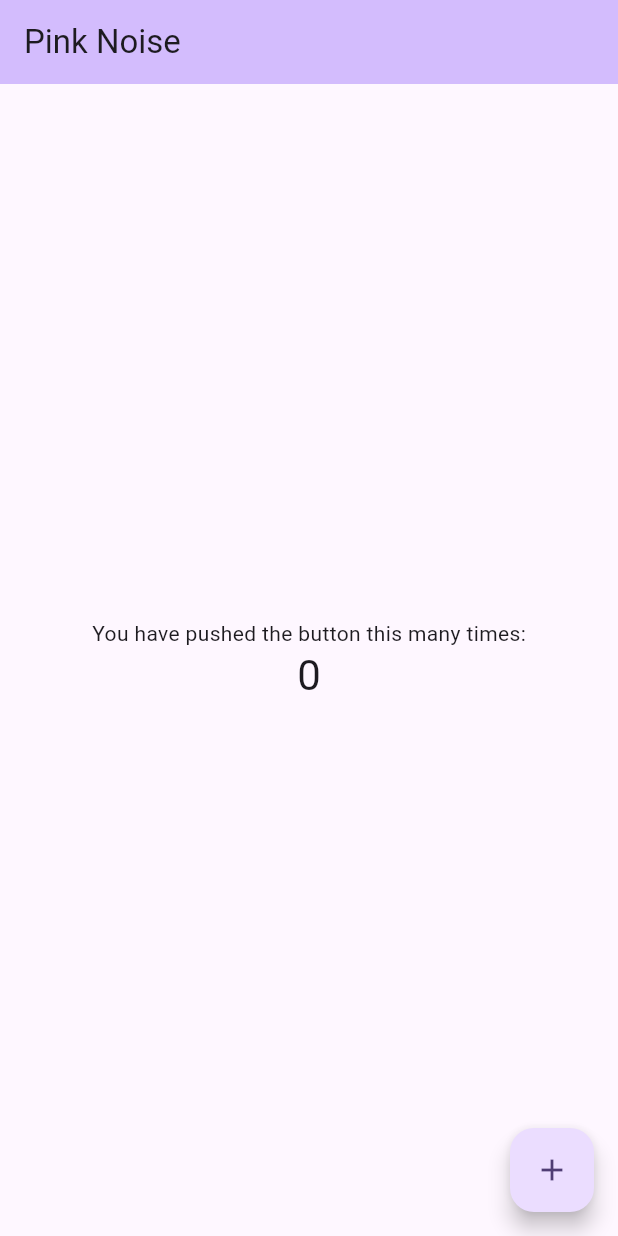
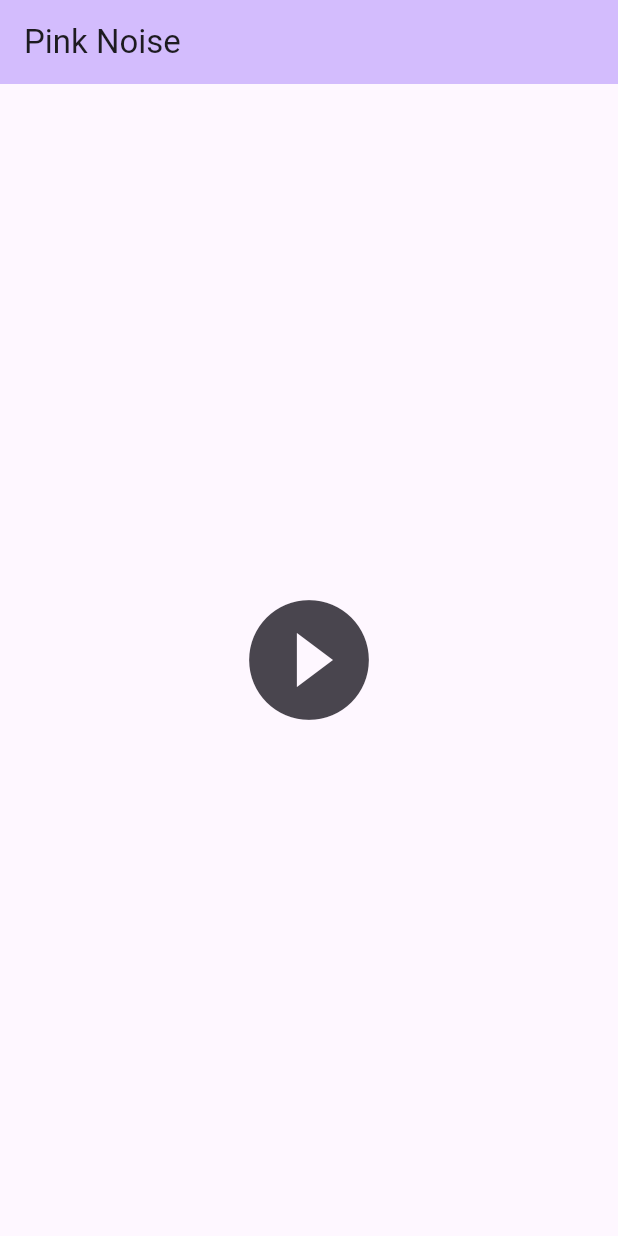
Before and after one commit to Nunocky/flutter_pink_noise, a Flutter app: the screen it shows after launch, on a phone screen of 412 x 824 dp. Run offline on Flutter 3.47's test engine with Material 2 defaults, Android fonts, the phone set to English and light mode, and no system bars.

Commit message:
再生ボタン

```diff
--- /dev/null
+++ b/lib/home_page/my_home_page.dart
@@ -0,0 +1,34 @@
+import 'package:flutter/material.dart';
+import './play_button.dart';
+
+/// ホームページ
+class MyHomePage extends StatefulWidget {
+  const MyHomePage({super.key});
+
+  @override
+  State<MyHomePage> createState() => _MyHomePageState();
+}
+
+class _MyHomePageState extends State<MyHomePage> {
+  bool isPlaying = false;
+
+  @override
+  Widget build(BuildContext context) {
+    return Scaffold(
+      appBar: AppBar(
+        backgroundColor: Theme.of(context).colorScheme.inversePrimary,
+        title: const Text("Pink Noise"),
+      ),
+      body: Center(
+        child: PlayButton(
+          isPlaying: isPlaying,
+          onClicked: () {
+            setState(() {
+              isPlaying = !isPlaying;
+            });
+          },
+        ),
+      ),
+    );
+  }
+}
--- /dev/null
+++ b/lib/home_page/play_button.dart
@@ -0,0 +1,21 @@
+import 'package:flutter/material.dart';
+
+/// 再生・停止ボタン
+class PlayButton extends StatelessWidget {
+  const PlayButton(
+      {super.key, required this.isPlaying, required this.onClicked});
+
+  final bool isPlaying;
+  final VoidCallback onClicked;
+
+  @override
+  Widget build(BuildContext context) {
+    return IconButton(
+      iconSize: 96,
+      icon: isPlaying
+          ? const Icon(Icons.pause_circle_filled)
+          : const Icon(Icons.play_circle_fill),
+      onPressed: onClicked,
+    );
+  }
+}
--- a/lib/main.dart
+++ b/lib/main.dart
@@ -1,6 +1,6 @@
 import 'package:flutter/material.dart';
 
-import 'my_home_page.dart';
+import 'home_page/my_home_page.dart';
 
 void main() {
   runApp(const MyApp());
--- a/lib/my_home_page.dart
+++ /dev/null
@@ -1,47 +0,0 @@
-import 'package:flutter/material.dart';
-
-class MyHomePage extends StatefulWidget {
-  const MyHomePage({super.key});
-
-  @override
-  State<MyHomePage> createState() => _MyHomePageState();
-}
-
-class _MyHomePageState extends State<MyHomePage> {
-  int _counter = 0;
-
-  void _incrementCounter() {
-    setState(() {
-      _counter++;
-    });
-  }
-
-  @override
-  Widget build(BuildContext context) {
-    return Scaffold(
-      appBar: AppBar(
-        backgroundColor: Theme.of(context).colorScheme.inversePrimary,
-        title: const Text("Pink Noise"),
-      ),
-      body: Center(
-        child: Column(
-          mainAxisAlignment: MainAxisAlignment.center,
-          children: <Widget>[
-            const Text(
-              'You have pushed the button this many times:',
-            ),
-            Text(
-              '$_counter',
-              style: Theme.of(context).textTheme.headlineMedium,
-            ),
-          ],
-        ),
-      ),
-      floatingActionButton: FloatingActionButton(
-        onPressed: _incrementCounter,
-        tooltip: 'Increment',
-        child: const Icon(Icons.add),
-      ), // This trailing comma makes auto-formatting nicer for build methods.
-    );
-  }
-}
--- a/pubspec.yaml
+++ b/pubspec.yaml
@@ -36,6 +36,7 @@ dependencies:
   # Use with the CupertinoIcons class for iOS style icons.
   cupertino_icons: ^1.0.2
   just_audio: ^0.9.34
+  flutter_riverpod: ^2.3.6
 
 dev_dependencies:
   flutter_test:
@@ -60,9 +61,7 @@ flutter:
   uses-material-design: true
 
   # To add assets to your application, add an assets section, like this:
-  assets:
-    - images/play_circle.png
-    - images/pause_circle.png
+  # assets:
   #   - images/a_dot_burr.jpeg
   #   - images/a_dot_ham.jpeg
 
```
Also changed, not shown: images/pause_circle.png (deleted), images/play_circle.png (deleted), pubspec.lock, 1 other file.
